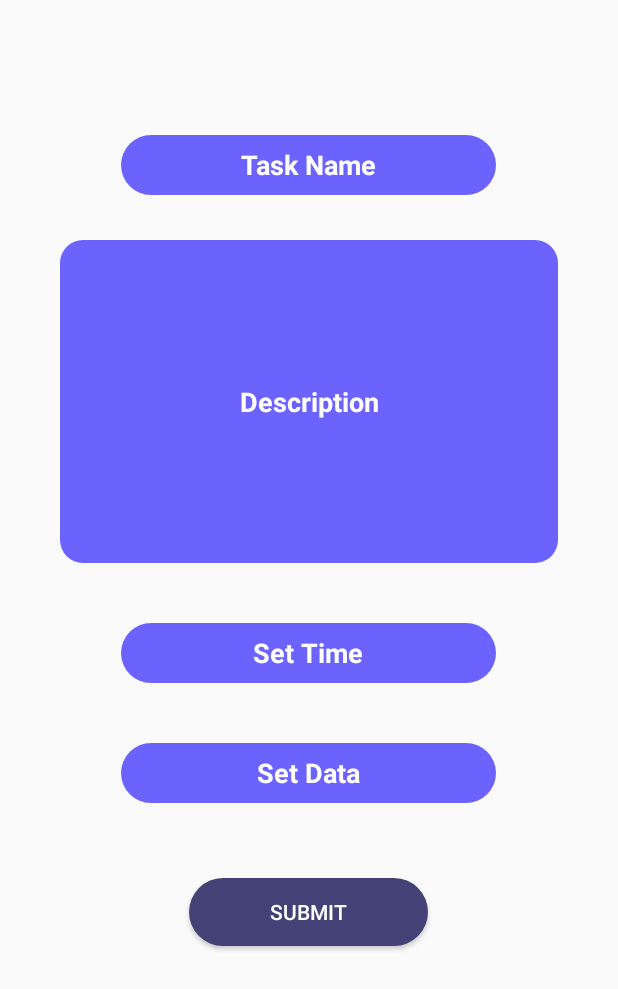
After one commit to salemawad/Mahami_app, an Android app: the layout activity_new__task.xml on its own in the app's theme, with its tools: preview values and no code run, on a phone screen of 412 x 824 dp. The commit adds this screen. Shown: the top 989 px of the screen. Run offline under Robolectric (Android 15) with nearby library versions, the phone set to English and light mode, and no system bars; Roboto replaces fonts that are not available here.

```diff
--- a/app/src/main/AndroidManifest.xml
+++ b/app/src/main/AndroidManifest.xml
@@ -9,6 +9,8 @@
         android:roundIcon="@mipmap/ic_launcher_round"
         android:supportsRtl="true"
         android:theme="@style/Theme.Final_projects">
+        <activity android:name=".Feedback_Ativity"></activity>
+        <activity android:name=".New_Task" />
         <activity android:name=".Splah_Dilog" />
         <activity android:name=".Login_Sing_up_Activity" />
         <activity android:name=".Splash_Screen_2" />
--- /dev/null
+++ b/app/src/main/res/layout/activity_new__task.xml
@@ -0,0 +1,80 @@
+<?xml version="1.0" encoding="utf-8"?>
+<LinearLayout xmlns:android="http://schemas.android.com/apk/res/android"
+    xmlns:tools="http://schemas.android.com/tools"
+    android:layout_width="match_parent"
+    android:layout_height="match_parent"
+    tools:context=".New_Task"
+    android:orientation="vertical">
+    <EditText
+        android:id="@+id/edit_name"
+        android:layout_width="250dp"
+        android:layout_height="40dp"
+        android:layout_gravity="center"
+        android:layout_marginTop="90dp"
+        android:autofillHints="0"
+        android:background="@drawable/edite_text"
+        android:gravity="center_horizontal"
+        android:hint="@string/task_name"
+        android:inputType="textEmailAddress"
+        android:paddingTop="7dp"
+        android:textAlignment="center"
+        android:textColor="@color/white"
+        android:textColorHint="@color/white"
+        android:textStyle="bold" />
+
+    <EditText
+        android:id="@+id/edit_dis"
+        android:layout_width="332dp"
+        android:layout_height="215dp"
+        android:layout_gravity="center"
+        android:layout_marginTop="30dp"
+        android:background="@drawable/sheapedit"
+        android:gravity="center"
+        android:hint="@string/description"
+        android:textColorHint="@color/white"
+        android:textStyle="bold"/>
+
+    <EditText
+        android:id="@+id/edit_set_time"
+        android:layout_width="250dp"
+        android:layout_height="40dp"
+        android:layout_gravity="center"
+        android:layout_marginTop="40dp"
+        android:autofillHints="0"
+        android:background="@drawable/edite_text"
+        android:gravity="center_horizontal"
+        android:hint="@string/set_time"
+        android:inputType="textEmailAddress"
+        android:paddingTop="7dp"
+        android:textAlignment="center"
+        android:textColor="@color/white"
+        android:textColorHint="@color/white"
+        android:textStyle="bold" />
+
+    <EditText
+        android:id="@+id/edit_set_data"
+        android:layout_width="250dp"
+        android:layout_height="40dp"
+        android:layout_gravity="center"
+        android:layout_marginTop="40dp"
+        android:autofillHints="0"
+        android:background="@drawable/edite_text"
+        android:gravity="center_horizontal"
+        android:hint="@string/set_data"
+        android:inputType="textEmailAddress"
+        android:paddingTop="7dp"
+        android:textAlignment="center"
+        android:textColor="@color/white"
+        android:textColorHint="@color/white"
+        android:textStyle="bold" />
+
+    <Button
+        android:id="@+id/button_send"
+        android:layout_width="159dp"
+        android:layout_height="45dp"
+        android:layout_gravity="center"
+        android:layout_marginTop="50dp"
+        android:background="@drawable/shaep_b"
+        android:text="@string/submit"
+        android:textColor="@color/white" />
+</LinearLayout>
--- a/app/src/main/res/layout/fragment_home.xml
+++ b/app/src/main/res/layout/fragment_home.xml
@@ -162,7 +162,7 @@
                         android:layout_marginTop="12dp"
                         android:fontFamily="sans-serif-black"
                         android:gravity="center_horizontal"
-                        android:text="@string/Feedbakc"
+                        android:text="@string/Feedback"
                         android:textColor="#FFFFFF"
                         android:textSize="18sp" />
                 </LinearLayout>
--- a/app/src/main/res/values/strings.xml
+++ b/app/src/main/res/values/strings.xml
@@ -10,12 +10,19 @@
     <string name="new_task" translatable="false">New Task</string>
     <string name="task_manger" translatable="false">Task Manger</string>
     <string name="About_us" translatable="false">About Us</string>
-    <string name="Feedbakc" translatable="false">Feedback</string>
+    <string name="Feedback" translatable="false">Feedback</string>
     <string name="Bio">Bio</string>
     <string name="Profile">Profile</string>
     <string name="user_name">User Name</string>
     <string name="set_data">Set Data</string>
     <string name="Submit">Submit</string>
+    <string name="task_name">Task Name</string>
+    <string name="description">Description</string>
+    <string name="set_time">Set Time</string>
+    <string name="submit">Submit</string>
+    <string name="send_feed" >Send</string>
+    <string name="Discrip">What is your impression of the application</string>
+    <string name="add_a_comment">Add Feedback</string>
 
 
 </resources>
```
Also changed, not shown: app/src/main/java/com/example/final_projects/Feedback_Ativity.java (added, +50 -0 lines), app/src/main/java/com/example/final_projects/Fragment/Home_Fragment.java (+17 -1 lines), app/src/main/java/com/example/final_projects/MainActivity.java (+29 -20 lines), app/src/main/java/com/example/final_projects/New_Task.java (renamed from app/src/main/java/com/example/final_projects/Fragment/Abou_Us_Fragment.java, +3 -6 lines), app/src/main/java/com/example/final_projects/Splah_Dilog.java (+10 -0 lines), app/src/main/java/com/example/final_projects/Splash_Screen_1.java (+0 -17 lines), app/src/main/java/com/example/final_projects/Splash_Screen_2.java (+5 -3 lines), app/src/main/res/layout/activity_feedback__ativity.xml (added, +59 -0 lines), app/src/main/res/layout/logout_fragment.xml (deleted, +0 -7 lines).
